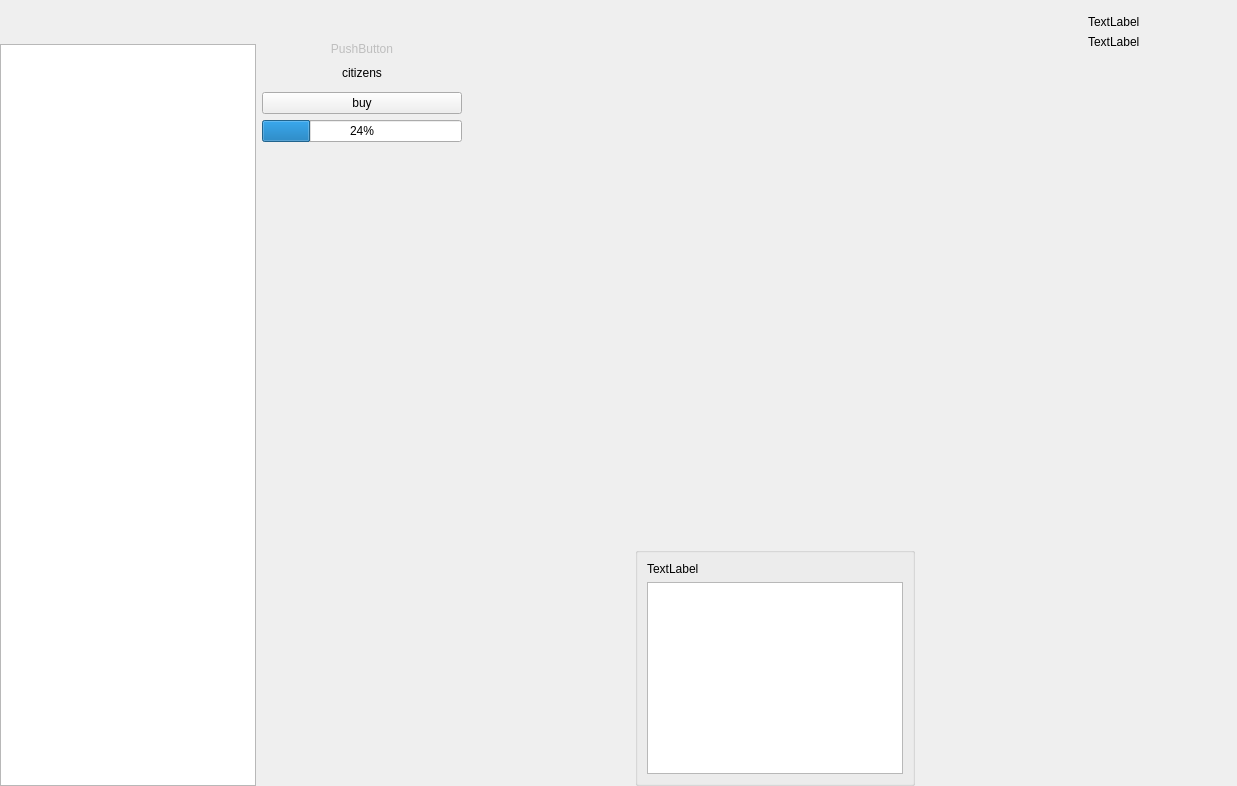
Above: client/citydlg.ui from rsubtil/freeciv21 before the change. Below: the same form after it.
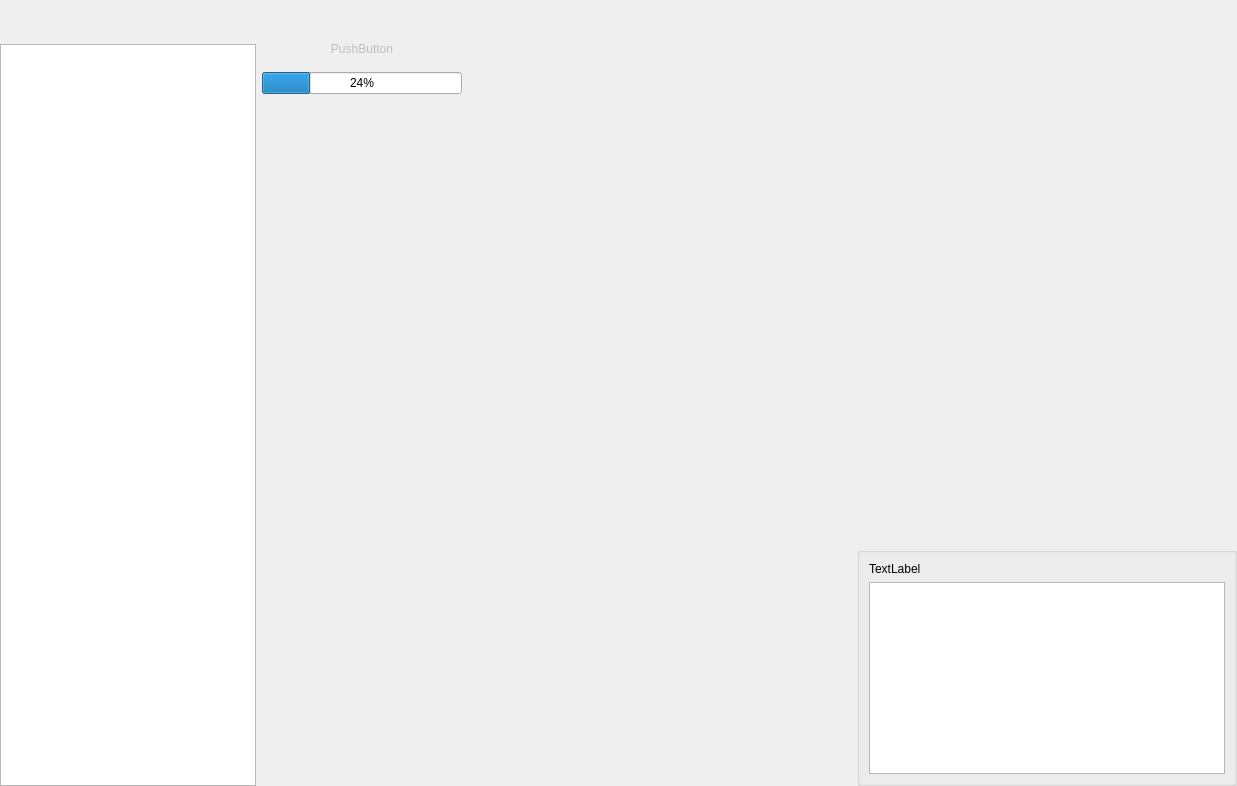
That is the form after the change. Custom widgets are drawn as their Qt base class.

Commit message: Simplify city panel further

What changed in the file:
```diff
--- a/client/citydlg.ui
+++ b/client/citydlg.ui
@@ -45,7 +45,7 @@
        <number>0</number>
       </property>
       <item row="1" column="1">
-       <layout class="QVBoxLayout" name="verticalLayout_9" stretch="0,0,0,0,0,100">
+       <layout class="QVBoxLayout" name="verticalLayout_9" stretch="0,0,0,100">
         <item>
          <widget class="QPushButton" name="lcity_name">
           <property name="enabled">
@@ -66,45 +66,22 @@
          </widget>
         </item>
         <item>
-         <widget class="city_label" name="citizens_label">
+         <widget class="cityIconInfoLabel" name="info_icon_label" native="true"/>
+        </item>
+        <item>
+         <widget class="progress_bar" name="production_combo_p">
+          <property name="sizePolicy">
+           <sizepolicy hsizetype="Preferred" vsizetype="Fixed">
+            <horstretch>0</horstretch>
+            <verstretch>50</verstretch>
+           </sizepolicy>
+          </property>
           <property name="minimumSize">
            <size>
             <width>200</width>
             <height>0</height>
            </size>
           </property>
-          <property name="text">
-           <string>citizens</string>
-          </property>
-          <property name="alignment">
-           <set>Qt::AlignCenter</set>
-          </property>
-         </widget>
-        </item>
-        <item>
-         <widget class="cityIconInfoLabel" name="info_icon_label" native="true"/>
-        </item>
-        <item>
-         <widget class="QPushButton" name="buy_button">
-          <property name="sizePolicy">
-           <sizepolicy hsizetype="Preferred" vsizetype="Fixed">
-            <horstretch>0</horstretch>
-            <verstretch>50</verstretch>
-           </sizepolicy>
-          </property>
-          <property name="text">
-           <string>buy</string>
-          </property>
-         </widget>
-        </item>
-        <item>
-         <widget class="progress_bar" name="production_combo_p">
-          <property name="sizePolicy">
-           <sizepolicy hsizetype="Preferred" vsizetype="Fixed">
-            <horstretch>0</horstretch>
-            <verstretch>50</verstretch>
-           </sizepolicy>
-          </property>
           <property name="value">
            <number>24</number>
           </property>
@@ -296,129 +273,6 @@
      </item>
     </layout>
    </item>
-   <item>
-    <spacer name="horizontalSpacer_3">
-     <property name="orientation">
-      <enum>Qt::Horizontal</enum>
-     </property>
-     <property name="sizeHint" stdset="0">
-      <size>
-       <width>0</width>
-       <height>0</height>
-      </size>
-     </property>
-    </spacer>
-   </item>
-   <item>
-    <widget class="QWidget" name="widget_2" native="true">
-     <property name="autoFillBackground">
-      <bool>true</bool>
-     </property>
-     <layout class="QVBoxLayout" name="verticalLayout_7">
-      <property name="spacing">
-       <number>0</number>
-      </property>
-      <property name="leftMargin">
-       <number>0</number>
-      </property>
-      <property name="topMargin">
-       <number>0</number>
-      </property>
-      <property name="rightMargin">
-       <number>0</number>
-      </property>
-      <property name="bottomMargin">
-       <number>0</number>
-      </property>
-      <item>
-       <widget class="QScrollArea" name="scrollArea_2">
-        <property name="frameShape">
-         <enum>QFrame::NoFrame</enum>
-        </property>
-        <property name="frameShadow">
-         <enum>QFrame::Plain</enum>
-        </property>
-        <property name="horizontalScrollBarPolicy">
-         <enum>Qt::ScrollBarAlwaysOff</enum>
-        </property>
-        <property name="sizeAdjustPolicy">
-         <enum>QAbstractScrollArea::AdjustToContents</enum>
-        </property>
-        <property name="widgetResizable">
-         <bool>true</bool>
-        </property>
-        <widget class="QWidget" name="scrollAreaWidgetContents_2">
-         <property name="geometry">
-          <rect>
-           <x>0</x>
-           <y>0</y>
-           <width>152</width>
-           <height>786</height>
-          </rect>
-         </property>
-         <layout class="QVBoxLayout" name="verticalLayout_2">
-          <property name="bottomMargin">
-           <number>50</number>
-          </property>
-          <item>
-           <widget class="city_info" name="info_wdg" native="true">
-            <property name="sizePolicy">
-             <sizepolicy hsizetype="Preferred" vsizetype="Preferred">
-              <horstretch>0</horstretch>
-              <verstretch>0</verstretch>
-             </sizepolicy>
-            </property>
-           </widget>
-          </item>
-          <item>
-           <widget class="QLabel" name="curr_impr">
-            <property name="sizePolicy">
-             <sizepolicy hsizetype="Preferred" vsizetype="Preferred">
-              <horstretch>0</horstretch>
-              <verstretch>0</verstretch>
-             </sizepolicy>
-            </property>
-            <property name="text">
-             <string>TextLabel</string>
-            </property>
-           </widget>
-          </item>
-          <item>
-           <widget class="QLabel" name="supp_units">
-            <property name="sizePolicy">
-             <sizepolicy hsizetype="Preferred" vsizetype="Preferred">
-              <horstretch>0</horstretch>
-              <verstretch>0</verstretch>
-             </sizepolicy>
-            </property>
-            <property name="text">
-             <string>TextLabel</string>
-            </property>
-            <property name="alignment">
-             <set>Qt::AlignLeading|Qt::AlignLeft|Qt::AlignVCenter</set>
-            </property>
-           </widget>
-          </item>
-          <item>
-           <spacer name="verticalSpacer_2">
-            <property name="orientation">
-             <enum>Qt::Vertical</enum>
-            </property>
-            <property name="sizeHint" stdset="0">
-             <size>
-              <width>20</width>
-              <height>40</height>
-             </size>
-            </property>
-           </spacer>
-          </item>
-         </layout>
-        </widget>
-       </widget>
-      </item>
-     </layout>
-    </widget>
-   </item>
   </layout>
  </widget>
  <customwidgets>
@@ -427,17 +281,6 @@
    <extends>QProgressBar</extends>
    <header>citydlg.h</header>
   </customwidget>
-  <customwidget>
-   <class>city_label</class>
-   <extends>QLabel</extends>
-   <header>citydlg.h</header>
-  </customwidget>
-  <customwidget>
-   <class>city_info</class>
-   <extends>QWidget</extends>
-   <header>citydlg.h</header>
-   <container>1</container>
-  </customwidget>
   <customwidget>
    <class>unit_list_widget</class>
    <extends>QListWidget</extends>
```
The commit also changes 9 other files.
